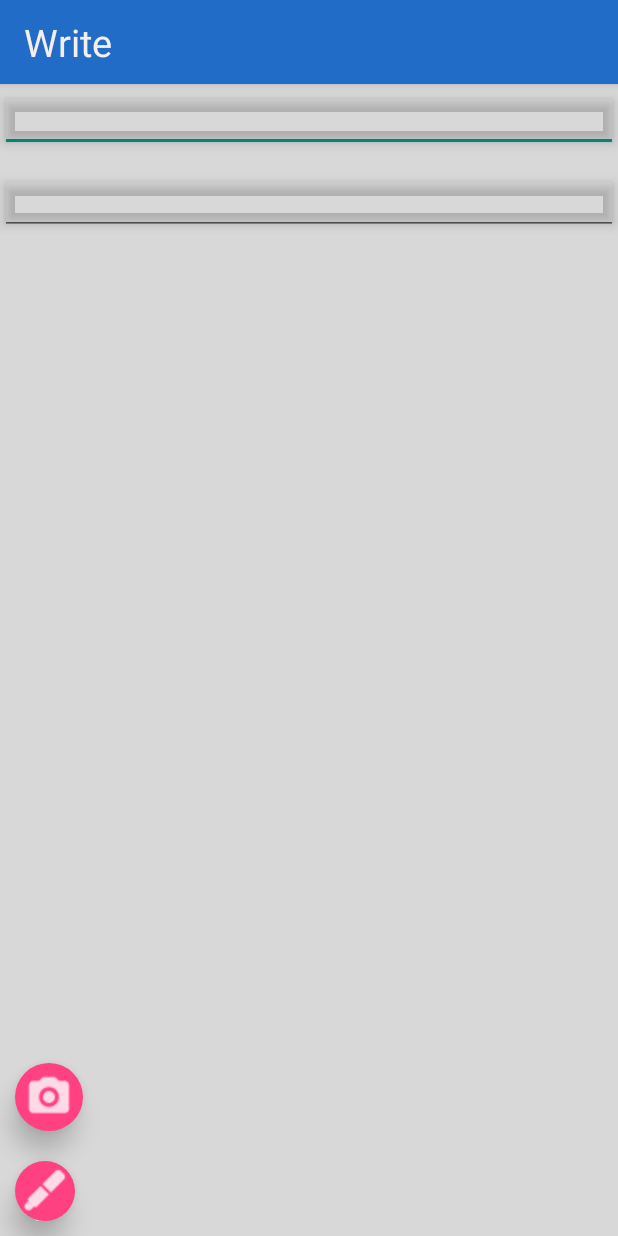
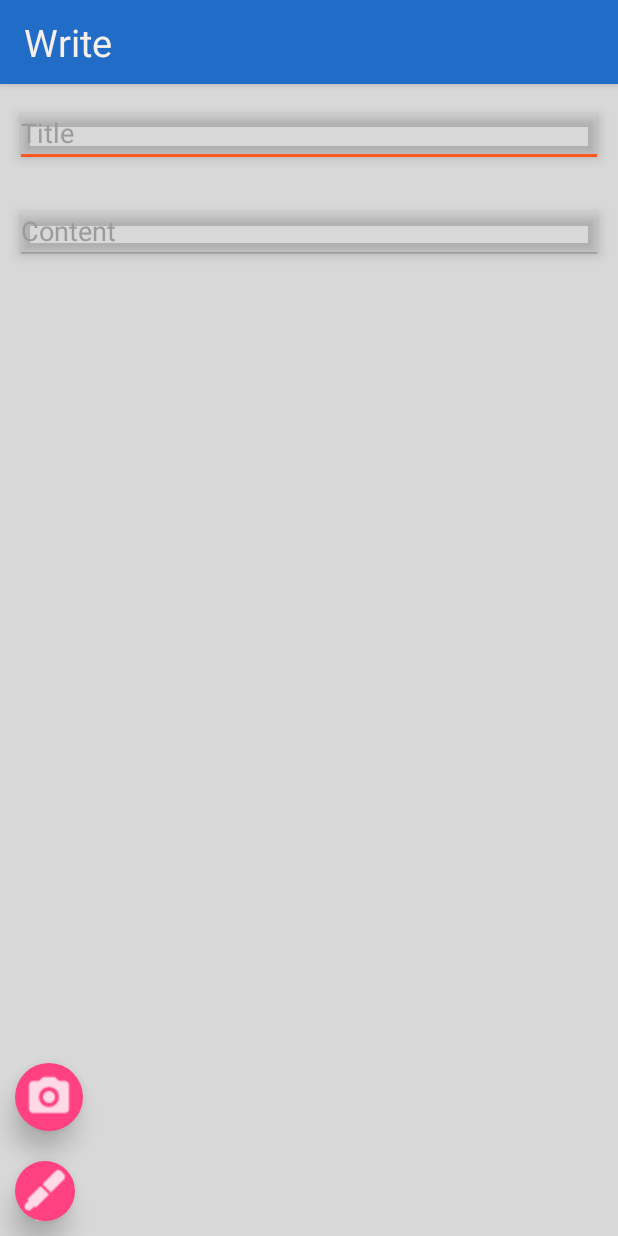
Before and after one commit to JolinZhang/Note, an Android app: the write screen opened directly, with no data from a screen before it, on a phone screen of 412 x 824 dp. Run offline under Robolectric (Android 15) with nearby library versions, the light colour scheme and no system bars.

Commit message:
layout in write

```diff
--- a/app/src/main/res/layout/activity_write.xml
+++ b/app/src/main/res/layout/activity_write.xml
@@ -5,36 +5,47 @@
     android:background="@color/Activity_bg"
     tools:context="com.example.jonelezhang.note.write"
     android:orientation="vertical">
-    <ImageView
-        android:layout_width="fill_parent"
-        android:layout_height="fill_parent"
-        android:id="@+id/addPhoto" />
+
 
     <LinearLayout
         android:orientation="vertical"
         android:layout_width="fill_parent"
         android:layout_height="wrap_content">
 
-
         <EditText
             android:layout_width="fill_parent"
             android:layout_height="wrap_content"
             android:id="@+id/title"
             android:elevation="5dp"
-        android:layout_gravity="center_horizontal" />
+            android:hint="Title"
+            android:textColorHint="@color/EditText_hint"
+            android:layout_margin="10dp"
+            android:layout_gravity="center_horizontal"
+            android:theme="@style/editTextTheme"/>
 
          <EditText
             android:layout_width="fill_parent"
             android:layout_height="wrap_content"
             android:inputType="textMultiLine"
             android:id="@+id/content"
-        android:ems="10"
             android:elevation="5dp"
-        android:layout_marginTop="10dp"
-        android:layout_gravity="center_horizontal" />
+             android:hint="Content"
+             android:textColorHint="@color/EditText_hint"
+            android:layout_margin="10dp"
+            android:layout_gravity="center_horizontal"
+             android:theme="@style/editTextTheme"
+            />
 
 
     </LinearLayout>
+
+    <ImageView
+        android:layout_width="fill_parent"
+        android:layout_height="200dp"
+        android:id="@+id/addPhoto"
+        android:layout_alignParentBottom="true"
+        android:translationZ="-1dp"/>
+
 
     <ImageButton
         android:layout_width="45dp"
@@ -60,5 +71,4 @@
         android:layout_alignParentBottom="true"/>
 
 
-
 </RelativeLayout>
--- a/app/src/main/res/values/colors.xml
+++ b/app/src/main/res/values/colors.xml
@@ -6,4 +6,7 @@
     <color name="Activity_main_card_bg">#FFFFFF</color>
     <color name ="Activity_main_card_title">#000000</color>
     <color name="Activity_main_card_time">#9B9B9B</color>
+    <color name="EditText_color_focus">#FF5722</color>
+    <color name ="EditText_color">#9B9B9B</color>
+    <color name="EditText_hint">#9B9B9B</color>
 </resources>
--- a/app/src/main/res/values/styles.xml
+++ b/app/src/main/res/values/styles.xml
@@ -36,5 +36,10 @@
         <item name="android:textStyle">normal</item>
         <item name="android:textSize">10dp</item>
     </style>
+    <style name="editTextTheme" parent="Theme.AppCompat.Light.DarkActionBar">
+        <item name="colorControlNormal">@color/EditText_color</item>
+        <item name="colorControlActivated">@color/EditText_color_focus</item>
+        <item name="colorControlHighlight">@color/EditText_color_focus</item>
+    </style>
 
 </resources>
```
Lines whose indentation alone changed are shown as unchanged.
